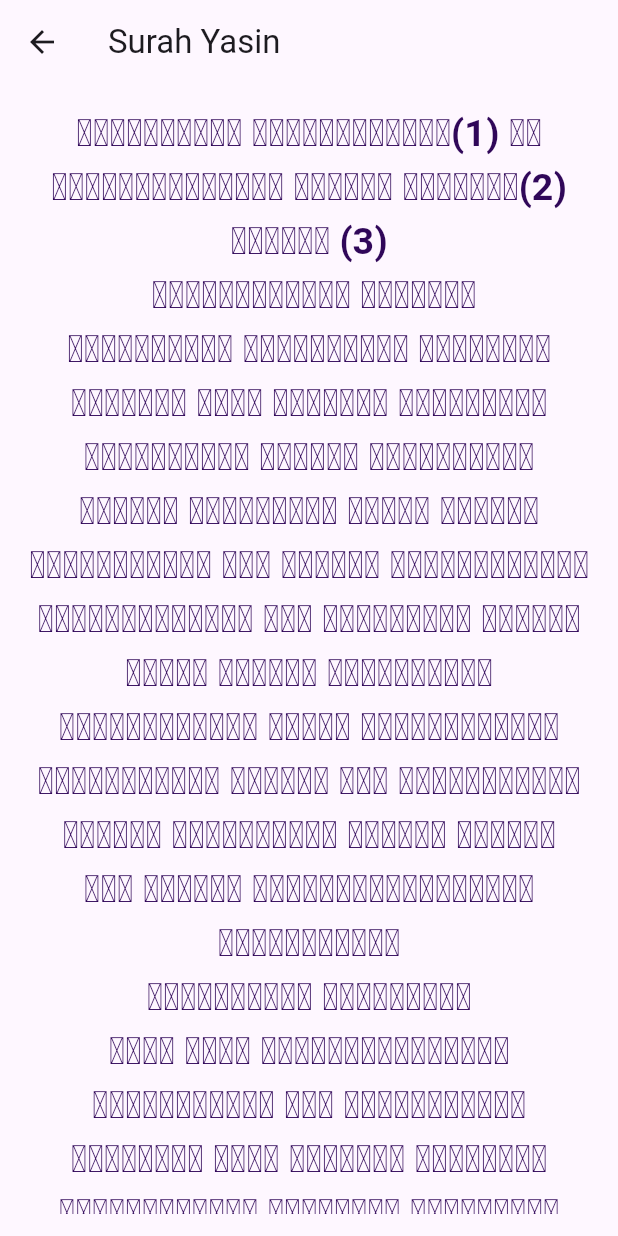
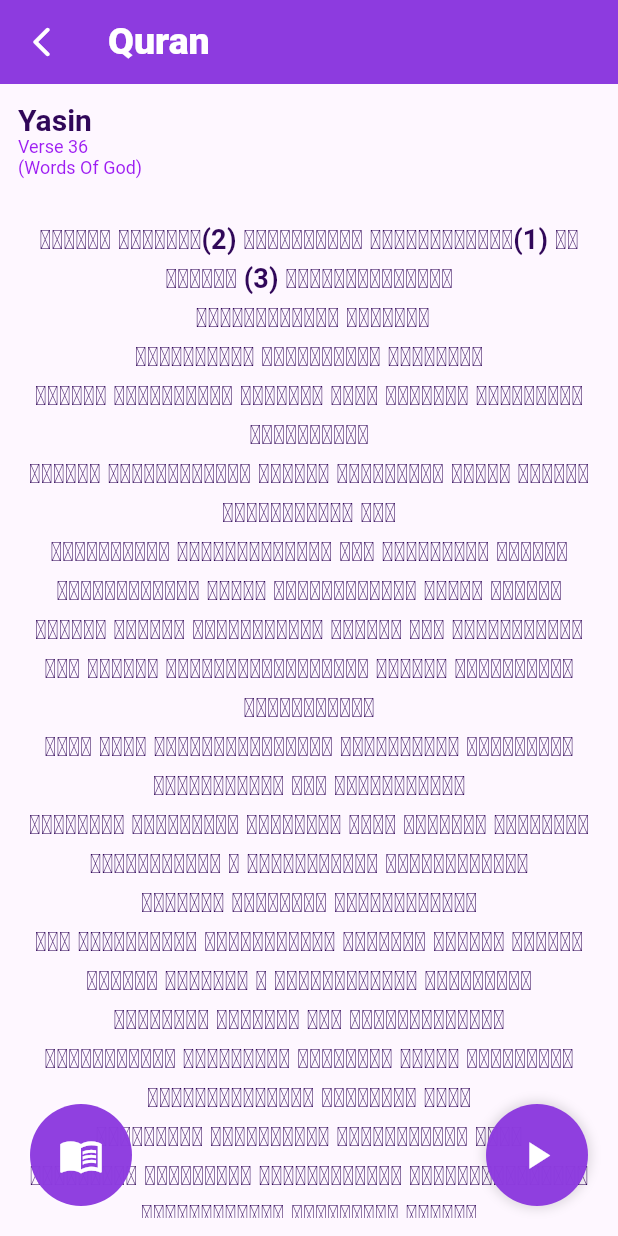
Before and after one commit to MuhammadHabib72/quran_app, a Flutter app: the Reading screen opened by its route, after a tap on "Yasin", on a phone screen of 412 x 824 dp. Run offline on Flutter 3.47's test engine with Material 3 defaults, Android fonts, the phone set to English and light mode, and no system bars; our stand-ins replace csv; Roboto replaces fonts that are missing (Arial, quran).

Commit message:
modified:   lib/pages/surah_detail_page.dart 	modified:   pubspec.lock

```diff
--- a/lib/pages/surah_detail_page.dart
+++ b/lib/pages/surah_detail_page.dart
@@ -10,24 +10,23 @@ class Reading extends StatelessWidget {
           const Color.fromRGBO(229, 182, 242, 1), // Background color
       body: Center(
         child: Padding(
-          padding: const EdgeInsets.symmetric(horizontal: 20.0),
+          padding: const EdgeInsets.symmetric(horizontal: 10.0),
           child: Column(
-            crossAxisAlignment: CrossAxisAlignment.center,
             children: [
-              const SizedBox(height: 60), // Spacing from top
+              const SizedBox(height: 40), // Spacing from top
               const Text(
                 'Quran',
                 style: TextStyle(
-                  fontSize: 28,
+                  fontSize: 38,
                   fontWeight: FontWeight.w900,
                   color: Color.fromRGBO(48, 7, 89, 1),
                 ),
               ),
-              const SizedBox(height: 20),
+              const SizedBox(height: 5),
               Expanded(
                 child: Scrollbar(
                   thumbVisibility: true, // Always show the scroll indicator
-                  thickness: 6.0, // Thickness of the scroll indicator
+                  thickness: 7.0, // Thickness of the scroll indicator
                   radius: const Radius.circular(20.0), // Rounded edges
                   child: ListView(
                     children: [
@@ -224,6 +223,7 @@ class Reading extends StatelessWidget {
           '$title ',
           style: const TextStyle(
             fontWeight: FontWeight.bold,
+            fontSize: 25,
             color: Color.fromRGBO(48, 7, 89, 1),
           ),
         ),
@@ -231,15 +231,22 @@ class Reading extends StatelessWidget {
           translation,
           style: const TextStyle(
             fontWeight: FontWeight.w500,
+            fontSize: 18,
             color: Color.fromRGBO(157, 29, 242, 1),
           ),
         ),
         trailing: Wrap(
-          spacing: 12, // space between two icons
-          children: <Widget>[
-            Text('Chapter $number',
-                style:
-                    const TextStyle(fontWeight: FontWeight.bold, fontSize: 12)),
+          children: [
+            RichText(
+                text: TextSpan(
+                    style: TextStyle(
+                        fontWeight: FontWeight.bold,
+                        fontSize: 15,
+                        color: Color.fromRGBO(157, 29, 242, 1)),
+                    children: [
+                  TextSpan(text: 'Chapter '),
+                  TextSpan(text: '$number'),
+                ])),
           ],
         ),
       ),
@@ -266,30 +273,133 @@ class SurahDetailPage extends StatelessWidget {
   final List<String> surahText;
 
   const SurahDetailPage({Key? key, required this.surahText}) : super(key: key);
-
   @override
   Widget build(BuildContext context) {
     return Scaffold(
       appBar: AppBar(
-        title: const Text('Surah Yasin'),
+        leading: IconButton(
+          icon: const Icon(
+            Icons.arrow_back_ios_rounded,
+            color: Colors.white,
           ),
-      body: Padding(
-        padding: const EdgeInsets.all(15.0),
+          onPressed: () {
+            Navigator.pop(context);
+          },
+        ),
+        title: const Text(
+          'Quran',
+          style: TextStyle(
+            fontFamily: "Arial",
+            color: Colors.white,
+            fontSize: 25,
+            fontWeight: FontWeight.w800,
+          ),
+        ),
+        backgroundColor: const Color.fromRGBO(141, 59, 223, 1),
+      ),
+      body: Stack(
+        children: [
+          Padding(
+            padding: const EdgeInsets.all(12.0),
+            child: Column(
+              crossAxisAlignment: CrossAxisAlignment.start,
+              children: [
+                RichText(
+                  textAlign: TextAlign.left,
+                  text: const TextSpan(
+                    style: TextStyle(fontFamily: "Arial", color: Colors.black),
+                    children: [
+                      TextSpan(
+                        text: 'Yasin\n',
+                        style: TextStyle(
+                          fontWeight: FontWeight.bold,
+                          fontSize: 20,
+                          color: Color.fromRGBO(48, 7, 89, 1),
+                        ),
+                      ),
+                      TextSpan(
+                        text: 'Verse 36\n(Words Of God)\n\n',
+                        style: TextStyle(
+                          fontSize: 12,
+                          color: Color.fromRGBO(157, 29, 242, 1),
+                        ),
+                      ),
+                    ],
+                  ),
+                ),
+                Expanded(
+                  child: Center(
                     child: ListView.builder(
                       itemCount: surahText.length,
                       itemBuilder: (context, index) {
-            return Text(
+                        return Center(
+                          child: Text(
                             surahText[index],
                             style: const TextStyle(
-                fontSize: 25,
+                              fontSize: 18,
                               fontWeight: FontWeight.bold,
                               color: Color.fromRGBO(48, 7, 89, 1),
                             ),
                             textAlign: TextAlign.center,
+                          ),
                         );
                       },
                     ),
                   ),
+                ),
+              ],
+            ),
+          ),
+          Positioned(
+            bottom: 20,
+            left: 20,
+            child: Container(
+              padding: const EdgeInsets.all(10),
+              decoration: const BoxDecoration(
+                shape: BoxShape.circle,
+                color: Color.fromRGBO(
+                    141, 59, 223, 0.975), // Background color for the circle
+                boxShadow: [
+                  BoxShadow(
+                    color: Color.fromARGB(31, 255, 255, 255),
+                    blurRadius: 5,
+                    spreadRadius: 2,
+                  ),
+                ],
+              ),
+              child: IconButton(
+                icon: const Icon(Icons.menu_book, color: Colors.white),
+                onPressed: () {},
+                iconSize: 30,
+              ),
+            ),
+          ),
+          Positioned(
+            bottom: 20,
+            right: 20,
+            child: Container(
+              padding: const EdgeInsets.all(10),
+              decoration: const BoxDecoration(
+                shape: BoxShape.circle,
+                color: Color.fromRGBO(
+                    141, 59, 223, 0.975), // Background color for the circle
+                boxShadow: [
+                  BoxShadow(
+                    color: Colors.black12,
+                    blurRadius: 5,
+                    spreadRadius: 2,
+                  ),
+                ],
+              ),
+              child: IconButton(
+                icon: const Icon(Icons.play_arrow, color: Colors.white),
+                onPressed: () {},
+                iconSize: 30,
+              ),
+            ),
+          ),
+        ],
+      ),
     );
   }
 }
```
Also changed, not shown: pubspec.lock. Lines whose indentation alone changed are shown as unchanged.
